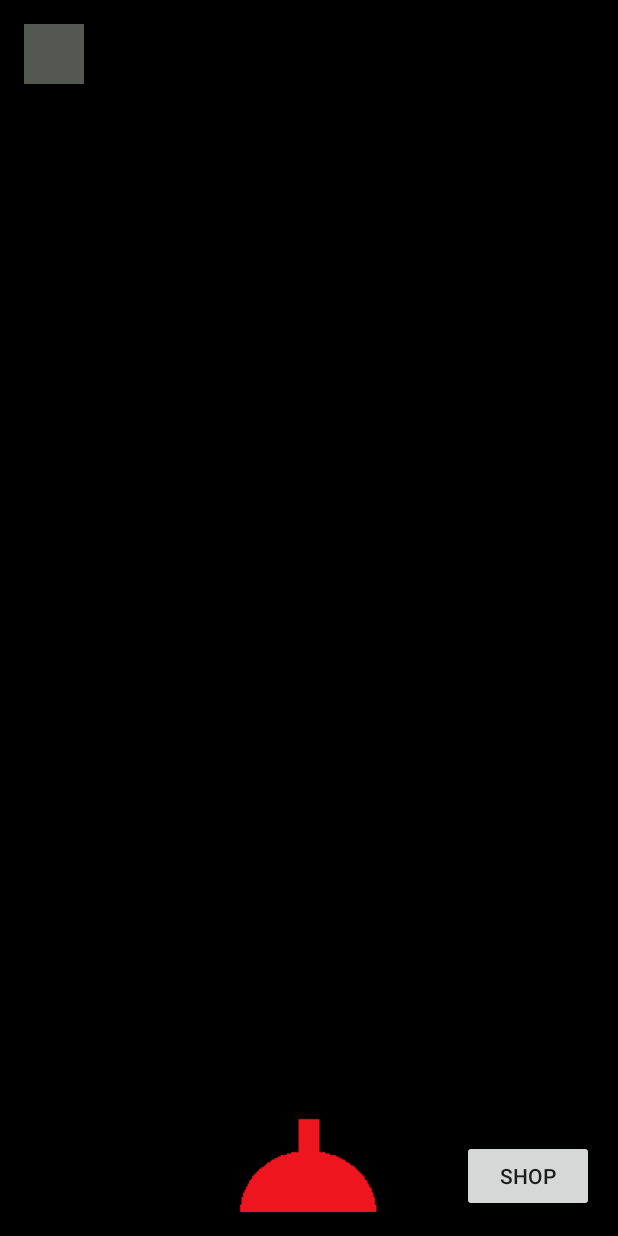
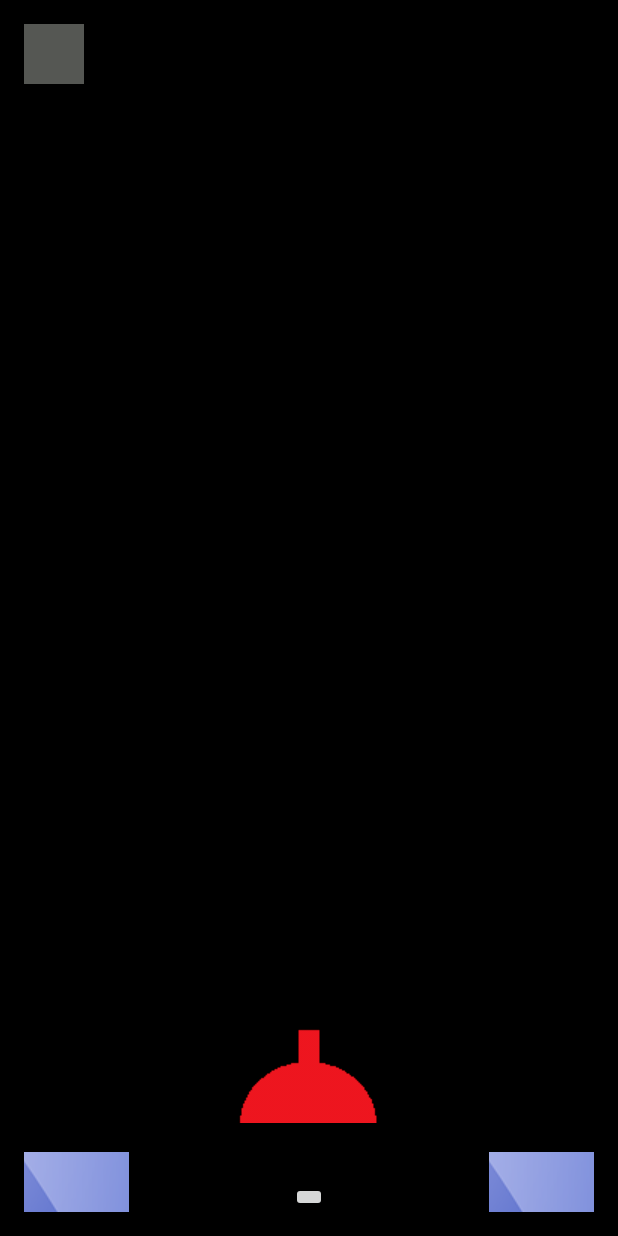
Before and after one commit to Nschroeder/Y.E.ARNumbered, an Android app: the GameScreen screen opened directly, with no data from a screen before it, on a phone screen of 412 x 824 dp. Run offline under Robolectric (Android 15) with nearby library versions, the phone set to English and light mode, and no system bars.

Commit message:
Changed former idea, working on creating buttons to move an image left/right

```diff
--- a/app/src/main/java/com/example/nschroeder/yearnumbered/GameScreen.java
+++ b/app/src/main/java/com/example/nschroeder/yearnumbered/GameScreen.java
@@ -2,43 +2,47 @@ package com.example.nschroeder.yearnumbered;
 
 import android.content.Intent;
 import android.graphics.Point;
+import android.support.v4.view.MotionEventCompat;
 import android.support.v7.app.AppCompatActivity;
 import android.os.Bundle;
+import android.util.DisplayMetrics;
 import android.view.Display;
 import android.view.MotionEvent;
 import android.view.View;
+import android.view.ViewGroup;
 import android.widget.Button;
 import android.widget.ImageButton;
+import android.widget.ImageView;
+import android.view.View;
+
+import static android.view.MotionEvent.INVALID_POINTER_ID;
 
 
 public class GameScreen extends AppCompatActivity {
+
+    private static int touchX, touchY;
+    private static int screenWidth, screenHeight;
 
     @Override
     protected void onCreate(Bundle savedInstanceState) {
         super.onCreate(savedInstanceState);
         setContentView(R.layout.game_screen);
-        Display mdisp = getWindowManager().getDefaultDisplay();
+        /*Display mdisp = getWindowManager().getDefaultDisplay();
         Point mdispSize = new Point();
         mdisp.getSize(mdispSize);
         int maxX = mdispSize.x;
-        int maxY = mdispSize.y;
-    }
+        int maxY = mdispSize.y;*/
 
-    @Override
-    public boolean onTouchEvent(MotionEvent event) {
-        float x = event.getX();
-        float y = event.getY();
-        return true;
+
+        DisplayMetrics displayMetrics = new DisplayMetrics();
+        getWindowManager().getDefaultDisplay().getMetrics(displayMetrics);
+        screenHeight = displayMetrics.heightPixels;
+        screenWidth = displayMetrics.widthPixels;
     }
 
     public void pauseGame(View view){
         Intent intent = new Intent(GameScreen.this, PauseMenu.class);
         startActivity(intent);
-    }
-    public void shopScreen (View view) {
-        Intent intent2 = new Intent(GameScreen.this, ShopScreen.class);
-        intent2.addFlags(Intent.FLAG_ACTIVITY_NO_ANIMATION);
-        startActivity(intent2);
     }
 
     @Override
@@ -47,4 +51,35 @@ public class GameScreen extends AppCompatActivity {
         overridePendingTransition(0,0);
     }
 
+    /*View view = findViewById(android.R.id.content);
+    view.setOnClickListener(new View.OnClickListener() {
+
+        @Override
+        public void onClick(View v) {
+
+        }
+    };
+
+    public void moveLeft() {
+        ImageView imageView = (ImageView) findViewById(R.id.game);
+        float x = imageView.getX();
+        x-=10;
+        imageView.setX(x);
+    }
+    public void getDistance(){
+        int y,x;
+        int slope;
+        if(touchX > (screenWidth / 2)){
+            x = touchX - (screenWidth / 2);
+            y = screenHeight - touchY;
+        }else{
+            x = (screenWidth / 2) - touchX;
+            y = screenHeight - touchY;
+        }
+
+        slope = y/x;
+    }*/
+
+
+
 }
--- a/app/src/main/res/layout/game_screen.xml
+++ b/app/src/main/res/layout/game_screen.xml
@@ -10,16 +10,6 @@
     android:paddingTop="@dimen/activity_vertical_margin"
     android:background="#000000"
     tools:context="com.example.nschroeder.yearnumbered.GameScreen">
-
-    <Button
-        android:layout_width="wrap_content"
-        android:layout_height="wrap_content"
-        android:text= "@string/shop_name"
-        android:layout_alignParentBottom="true"
-        android:layout_alignParentRight="true"
-        android:layout_alignParentEnd="true"
-        android:id="@+id/shop"
-        android:onClick="shopScreen"/>
 
     <ImageButton
         android:layout_width="40dp"
@@ -34,6 +24,34 @@
         android:id= "@+id/game"
         android:src="@drawable/game2"
         android:layout_alignParentBottom="true"
+        android:layout_centerHorizontal="true"
+        android:layout_marginBottom="59dp" />
+
+
+    <ImageButton
+        android:layout_width="wrap_content"
+        android:layout_height="wrap_content"
+        android:id="@+id/shoot"
+        android:layout_alignParentBottom="true"
         android:layout_centerHorizontal="true" />
 
+    <ImageButton
+        android:layout_width="70dp"
+        android:layout_height="40dp"
+        android:src="@drawable/arrow"
+        android:id="@+id/moveRight"
+        android:layout_alignParentBottom="true"
+        android:layout_alignParentRight="true"
+        android:layout_alignParentEnd="true" />
+
+    <ImageButton
+        android:layout_width="70dp"
+        android:layout_height="40dp"
+        android:src="@drawable/arrow"
+        android:id="@+id/moveLeft"
+        android:layout_alignParentBottom="true"
+        android:layout_alignParentLeft="true"
+        android:layout_alignParentStart="true"
+    />
+
 </RelativeLayout>
--- a/app/src/main/res/values/styles.xml
+++ b/app/src/main/res/values/styles.xml
@@ -8,7 +8,7 @@
         <item name="colorAccent">@color/colorAccent</item>
     </style>
 
-    <style name="Transparent" parent="android:Theme">
+    <style name="Buttons" parent="android:Theme">
         <item name="android:windowIsTranslucent">true</item>
         <item name="android:windowBackground">@android:color/transparent</item>
         <item name="android:windowContentOverlay">@null</item>
```
Also changed, not shown: app/src/main/res/drawable/arrow.png (added).
